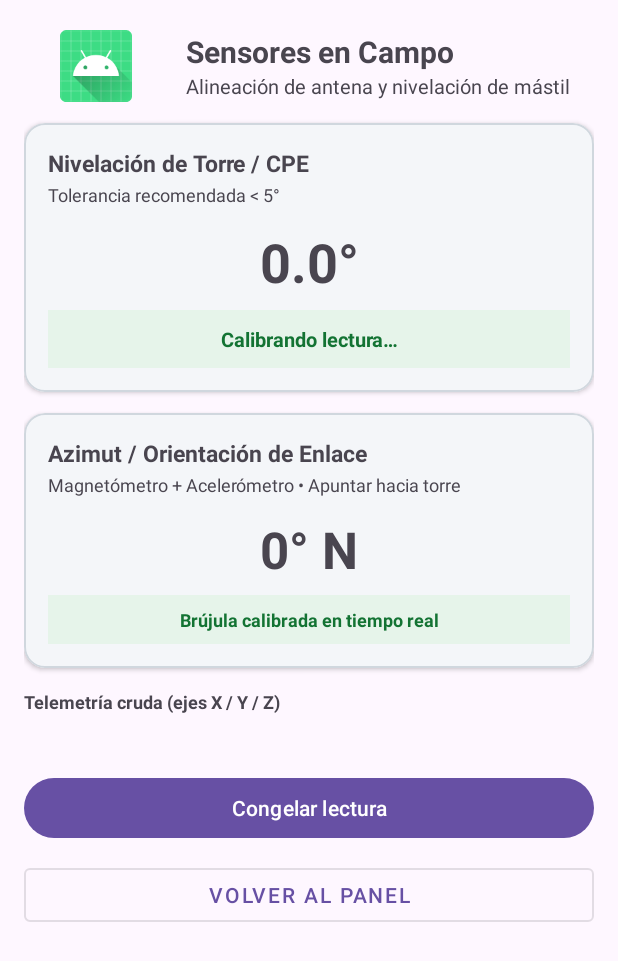
After one commit to davidruizfernandez06-gif/infinitycomputers, an Android app: the layout activity_sensores_campo.xml on its own in the app's theme, with its tools: preview values and no code run, on a phone screen of 412 x 824 dp. The commit adds this screen. Shown: the top 961 px of the screen. Run offline under Robolectric (Android 15) with nearby library versions, the phone set to English and light mode, and no system bars.

Commit message:
Diseño xml para herramientas de sensores para la ayuda a intalacion de equipo en campo de un tecnico

```diff
--- a/app/src/main/AndroidManifest.xml
+++ b/app/src/main/AndroidManifest.xml
@@ -37,6 +37,10 @@
             android:name=".RegistrarTecnicoActivity"
             android:exported="false"
             android:windowSoftInputMode="adjustResize" />
+        <activity
+            android:name=".SensoresCampoActivity"
+            android:exported="false"
+            android:windowSoftInputMode="adjustResize" />
     </application>
 
 </manifest>
--- a/app/src/main/java/com/example/infinitycomputers/PanelActivity.kt
+++ b/app/src/main/java/com/example/infinitycomputers/PanelActivity.kt
@@ -66,6 +66,9 @@ class PanelActivity : AppCompatActivity() {
         binding.btnRegistrarTecnico.setOnClickListener {
             startActivity(Intent(this, RegistrarTecnicoActivity::class.java))
         }
+        binding.btnIrSensores.setOnClickListener {
+            startActivity(Intent(this, SensoresCampoActivity::class.java))
+        }
     }
 
     private fun escucharClientesEnTiempoReal() {
--- /dev/null
+++ b/app/src/main/res/layout/activity_sensores_campo.xml
@@ -0,0 +1,205 @@
+<?xml version="1.0" encoding="utf-8"?>
+<ScrollView xmlns:android="http://schemas.android.com/apk/res/android"
+    xmlns:app="http://schemas.android.com/apk/res-auto"
+    android:id="@+id/mainSensoresCampo"
+    android:layout_width="match_parent"
+    android:layout_height="match_parent"
+    android:fillViewport="true">
+
+    <LinearLayout
+        android:layout_width="match_parent"
+        android:layout_height="wrap_content"
+        android:orientation="vertical"
+        android:padding="16dp">
+
+        <!-- ENCABEZADO CON LOGO -->
+        <LinearLayout
+            android:id="@+id/layoutHeaderSensores"
+            android:layout_width="match_parent"
+            android:layout_height="wrap_content"
+            android:gravity="center_vertical"
+            android:orientation="horizontal"
+            android:paddingTop="4dp"
+            android:paddingBottom="14dp">
+
+            <ImageView
+                android:id="@+id/ivLogoSensores"
+                android:layout_width="96dp"
+                android:layout_height="48dp"
+                android:contentDescription="@string/desc_logo_empresa"
+                android:scaleType="fitCenter"
+                android:src="@mipmap/ic_launcher" />
+
+            <LinearLayout
+                android:layout_width="0dp"
+                android:layout_height="wrap_content"
+                android:layout_marginStart="12dp"
+                android:layout_weight="1"
+                android:orientation="vertical">
+
+                <TextView
+                    android:id="@+id/tvTituloSensores"
+                    android:layout_width="match_parent"
+                    android:layout_height="wrap_content"
+                    android:text="@string/titulo_sensores_campo"
+                    android:textSize="20sp"
+                    android:textStyle="bold" />
+
+                <TextView
+                    android:id="@+id/tvSubtituloSensores"
+                    android:layout_width="match_parent"
+                    android:layout_height="wrap_content"
+                    android:text="@string/subtitulo_sensores_campo"
+                    android:textSize="13sp" />
+            </LinearLayout>
+        </LinearLayout>
+
+        <!-- TARJETA 1: NIVELACIÓN DE MÁSTIL / CPE (CAMBIA DE COLOR DINÁMICAMENTE) -->
+        <com.google.android.material.card.MaterialCardView
+            android:id="@+id/cardNivelMastil"
+            android:layout_width="match_parent"
+            android:layout_height="wrap_content"
+            app:cardBackgroundColor="@color/sensor_fondo_tarjeta"
+            app:cardCornerRadius="14dp"
+            app:cardElevation="2dp"
+            app:strokeColor="@color/sensor_borde_neutro"
+            app:strokeWidth="1.5dp">
+
+            <LinearLayout
+                android:layout_width="match_parent"
+                android:layout_height="wrap_content"
+                android:orientation="vertical"
+                android:padding="16dp">
+
+                <TextView
+                    android:layout_width="match_parent"
+                    android:layout_height="wrap_content"
+                    android:text="@string/card_nivel_titulo"
+                    android:textSize="15sp"
+                    android:textStyle="bold" />
+
+                <TextView
+                    android:layout_width="match_parent"
+                    android:layout_height="wrap_content"
+                    android:layout_marginTop="2dp"
+                    android:text="@string/card_nivel_subtitulo"
+                    android:textSize="12sp" />
+
+                <TextView
+                    android:id="@+id/tvValorInclinacion"
+                    android:layout_width="match_parent"
+                    android:layout_height="wrap_content"
+                    android:layout_marginTop="12dp"
+                    android:gravity="center"
+                    android:text="@string/valor_inclinacion_inicial"
+                    android:textSize="36sp"
+                    android:textStyle="bold" />
+
+                <TextView
+                    android:id="@+id/tvBadgeEstadoNivel"
+                    android:layout_width="match_parent"
+                    android:layout_height="wrap_content"
+                    android:layout_marginTop="8dp"
+                    android:background="@color/sensor_ok_fondo"
+                    android:gravity="center"
+                    android:padding="10dp"
+                    android:text="@string/estado_nivel_esperando"
+                    android:textColor="@color/sensor_ok_texto"
+                    android:textSize="13sp"
+                    android:textStyle="bold" />
+            </LinearLayout>
+        </com.google.android.material.card.MaterialCardView>
+
+        <!-- TARJETA 2: BRÚJULA / AZIMUT DE ALINEACIÓN -->
+        <com.google.android.material.card.MaterialCardView
+            android:id="@+id/cardBrujulaEnlace"
+            android:layout_width="match_parent"
+            android:layout_height="wrap_content"
+            android:layout_marginTop="14dp"
+            app:cardBackgroundColor="@color/sensor_fondo_tarjeta"
+            app:cardCornerRadius="14dp"
+            app:cardElevation="2dp"
+            app:strokeColor="@color/sensor_borde_neutro"
+            app:strokeWidth="1.5dp">
+
+            <LinearLayout
+                android:layout_width="match_parent"
+                android:layout_height="wrap_content"
+                android:orientation="vertical"
+                android:padding="16dp">
+
+                <TextView
+                    android:layout_width="match_parent"
+                    android:layout_height="wrap_content"
+                    android:text="@string/card_brujula_titulo"
+                    android:textSize="15sp"
+                    android:textStyle="bold" />
+
+                <TextView
+                    android:layout_width="match_parent"
+                    android:layout_height="wrap_content"
+                    android:layout_marginTop="2dp"
+                    android:text="@string/card_brujula_subtitulo"
+                    android:textSize="12sp" />
+
+                <TextView
+                    android:id="@+id/tvValorAzimut"
+                    android:layout_width="match_parent"
+                    android:layout_height="wrap_content"
+                    android:layout_marginTop="12dp"
+                    android:gravity="center"
+                    android:text="@string/valor_azimut_inicial"
+                    android:textSize="34sp"
+                    android:textStyle="bold" />
+
+                <TextView
+                    android:id="@+id/tvEstadoBrujula"
+                    android:layout_width="match_parent"
+                    android:layout_height="wrap_content"
+                    android:layout_marginTop="8dp"
+                    android:background="@color/sensor_ok_fondo"
+                    android:gravity="center"
+                    android:padding="8dp"
+                    android:text="@string/estado_brujula_activa"
+                    android:textColor="@color/sensor_ok_texto"
+                    android:textSize="12sp"
+                    android:textStyle="bold" />
+            </LinearLayout>
+        </com.google.android.material.card.MaterialCardView>
+
+        <!-- TELEMETRÍA COMPACTA DE EJES -->
+        <TextView
+            android:layout_width="match_parent"
+            android:layout_height="wrap_content"
+            android:layout_marginTop="14dp"
+            android:text="@string/seccion_detalle_tecnico"
+            android:textSize="12sp"
+            android:textStyle="bold" />
+
+        <TextView
+            android:id="@+id/tvTelemetriaEjes"
+            android:layout_width="match_parent"
+            android:layout_height="wrap_content"
+            android:layout_marginTop="4dp"
+            android:textSize="12sp" />
+
+        <!-- BOTONES DE ACCIÓN -->
+        <Button
+            android:id="@+id/btnToggleSensores"
+            android:layout_width="match_parent"
+            android:layout_height="48dp"
+            android:layout_marginTop="18dp"
+            android:maxLines="1"
+            android:text="@string/btn_pausar_sensores" />
+
+        <Button
+            android:id="@+id/btnVolverPanelSensores"
+            style="@style/Widget.MaterialComponents.Button.OutlinedButton"
+            android:layout_width="match_parent"
+            android:layout_height="48dp"
+            android:layout_marginTop="10dp"
+            android:maxLines="1"
+            android:text="@string/btn_volver_panel_sensores" />
+
+    </LinearLayout>
+</ScrollView>
--- a/app/src/main/res/values/colors.xml
+++ b/app/src/main/res/values/colors.xml
@@ -2,4 +2,15 @@
 <resources>
     <color name="black">#FF000000</color>
     <color name="white">#FFFFFFFF</color>
+    <color name="sensor_fondo_tarjeta">#F4F6F9</color>
+    <color name="sensor_borde_neutro">#D0D7DE</color>
+
+    <color name="sensor_ok_fondo">#E6F4EA</color>
+    <color name="sensor_ok_texto">#137333</color>
+
+    <color name="sensor_alerta_fondo">#FEF7E0</color>
+    <color name="sensor_alerta_texto">#B06000</color>
+
+    <color name="sensor_peligro_fondo">#FCE8E6</color>
+    <color name="sensor_peligro_texto">#C5221F</color>
 </resources>
--- a/app/src/main/res/values/strings.xml
+++ b/app/src/main/res/values/strings.xml
@@ -70,4 +70,30 @@
     <string name="error_password_no_coincide">Las contraseñas no coinciden</string>
     <string name="msg_tecnico_registrado">Técnico registrado correctamente</string>
 
+    <!-- Sensores en Campo -->
+    <string name="titulo_sensores_campo">Sensores en Campo</string>
+    <string name="subtitulo_sensores_campo">Alineación de antena y nivelación de mástil</string>
+
+    <string name="card_nivel_titulo">Nivelación de Torre / CPE</string>
+    <string name="card_nivel_subtitulo">Tolerancia recomendada &lt; 5°</string>
+    <string name="label_inclinacion_grados">Inclinación</string>
+    <string name="valor_inclinacion_inicial">0.0°</string>
+    <string name="estado_nivel_esperando">Calibrando lectura…</string>
+    <string name="estado_nivel_optimo">NIVELADO — Montaje estable</string>
+    <string name="estado_nivel_precaucion">LEVE DESVIACIÓN — Ajustar abrazadera</string>
+    <string name="estado_nivel_critico">DESNIVELADO — Corregir inclinación</string>
+
+    <string name="card_brujula_titulo">Azimut / Orientación de Enlace</string>
+    <string name="card_brujula_subtitulo">Magnetómetro + Acelerómetro • Apuntar hacia torre</string>
+    <string name="valor_azimut_inicial">0° N</string>
+    <string name="estado_brujula_activa">Brújula calibrada en tiempo real</string>
+    <string name="estado_brujula_no_disp">Magnetómetro no disponible en este equipo</string>
+
+    <string name="seccion_detalle_tecnico">Telemetría cruda (ejes X / Y / Z)</string>
+    <string name="formato_ejes_xyz">X: %1$.2f m/s²   •   Y: %2$.2f m/s²   •   Z: %3$.2f m/s²</string>
+
+    <string name="btn_pausar_sensores">Congelar lectura</string>
+    <string name="btn_reanudar_sensores">Reanudar lectura</string>
+    <string name="btn_volver_panel_sensores">Volver al panel</string>
+
 </resources>
```
Also changed, not shown: app/src/main/java/com/example/infinitycomputers/SensoresCampoActivity.kt (added).
